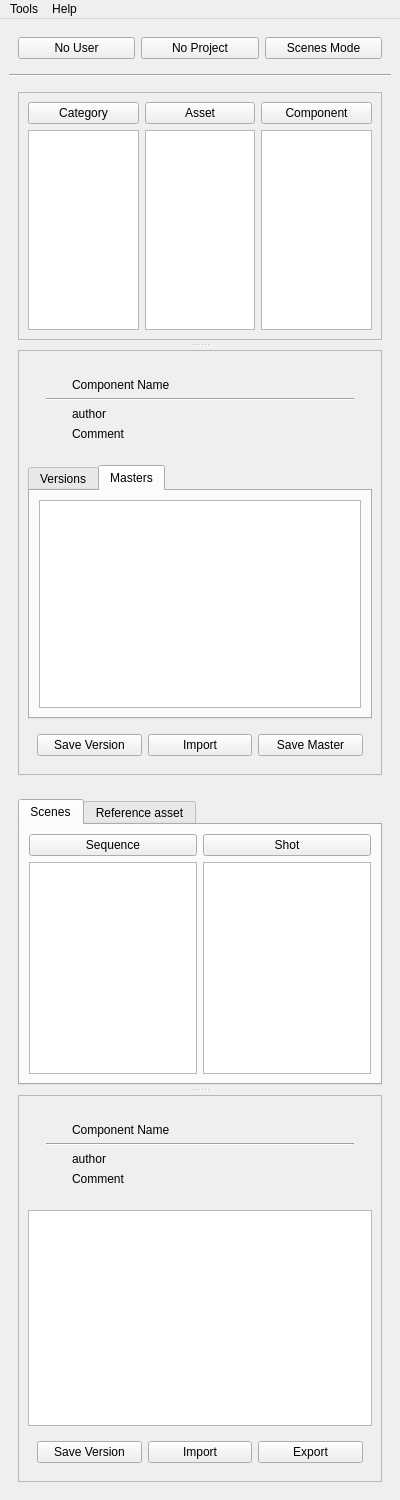
Old version of the form ui/pipeline_main_UI.ui in the repository liorbenhorin/pipeline.
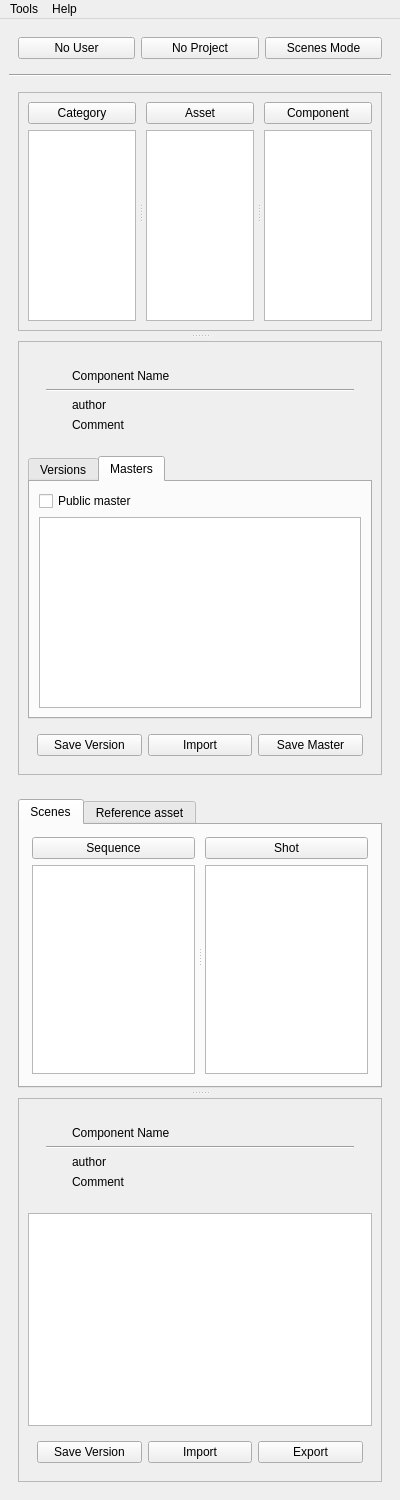
New version of the form. The open tabs and pages were chosen to show the change.

Patch:
```diff
--- a/ui/pipeline_main_UI.ui
+++ b/ui/pipeline_main_UI.ui
@@ -112,34 +112,42 @@
           <property name="frameShadow">
            <enum>QFrame::Raised</enum>
           </property>
-          <layout class="QGridLayout" name="gridLayout_2">
-           <property name="spacing">
-            <number>6</number>
-           </property>
-           <item row="1" column="0">
-            <widget class="QTableWidget" name="category_tableWidget">
-             <attribute name="horizontalHeaderVisible">
-              <bool>true</bool>
-             </attribute>
-             <attribute name="verticalHeaderVisible">
-              <bool>false</bool>
-             </attribute>
-            </widget>
-           </item>
-           <item row="1" column="1">
-            <widget class="QTableWidget" name="assets_tableWidget"/>
-           </item>
-           <item row="1" column="2">
-            <widget class="QTableWidget" name="components_tableWidget"/>
-           </item>
-           <item row="0" column="0">
+          <layout class="QHBoxLayout" name="horizontalLayout_3">
+           <item>
+            <widget class="QSplitter" name="splitter">
+             <property name="lineWidth">
+              <number>1</number>
+             </property>
+             <property name="orientation">
+              <enum>Qt::Horizontal</enum>
+             </property>
+             <property name="handleWidth">
+              <number>10</number>
+             </property>
+             <widget class="QWidget" name="verticalLayoutWidget">
+              <layout class="QVBoxLayout" name="verticalLayout_10">
+               <item>
             <widget class="QPushButton" name="catagory_pushButton">
              <property name="text">
               <string>Category</string>
              </property>
             </widget>
            </item>
-           <item row="0" column="1">
+               <item>
+                <widget class="QTableWidget" name="category_tableWidget">
+                 <attribute name="horizontalHeaderVisible">
+                  <bool>true</bool>
+                 </attribute>
+                 <attribute name="verticalHeaderVisible">
+                  <bool>false</bool>
+                 </attribute>
+                </widget>
+               </item>
+              </layout>
+             </widget>
+             <widget class="QWidget" name="verticalLayoutWidget_2">
+              <layout class="QVBoxLayout" name="verticalLayout_13">
+               <item>
             <widget class="QPushButton" name="asset_pushButton">
              <property name="text">
               <string>Asset</string>
@@ -149,13 +157,27 @@
              </property>
             </widget>
            </item>
-           <item row="0" column="2">
+               <item>
+                <widget class="QTableWidget" name="assets_tableWidget"/>
+               </item>
+              </layout>
+             </widget>
+             <widget class="QWidget" name="verticalLayoutWidget_3">
+              <layout class="QVBoxLayout" name="verticalLayout_14">
+               <item>
             <widget class="QPushButton" name="component_pushButton">
              <property name="text">
               <string>Component</string>
              </property>
             </widget>
            </item>
+               <item>
+                <widget class="QTableWidget" name="components_tableWidget"/>
+               </item>
+              </layout>
+             </widget>
+            </widget>
+           </item>
           </layout>
          </widget>
          <widget class="QFrame" name="component_frame">
@@ -339,6 +361,16 @@
                <string>Masters</string>
               </attribute>
               <layout class="QVBoxLayout" name="verticalLayout_8">
+               <item>
+                <widget class="QCheckBox" name="publicMaster_checkBox">
+                 <property name="text">
+                  <string>Public master</string>
+                 </property>
+                 <property name="checked">
+                  <bool>false</bool>
+                 </property>
+                </widget>
+               </item>
                <item>
                 <widget class="QTableWidget" name="component_masters_tableWidget">
                  <property name="rowCount">
@@ -434,11 +466,51 @@
            <attribute name="title">
             <string>Scenes</string>
            </attribute>
-           <layout class="QGridLayout" name="gridLayout_6">
-            <property name="spacing">
-             <number>6</number>
+           <layout class="QVBoxLayout" name="verticalLayout_17">
+            <property name="leftMargin">
+             <number>12</number>
             </property>
-            <item row="0" column="2">
+            <property name="topMargin">
+             <number>12</number>
+            </property>
+            <property name="rightMargin">
+             <number>12</number>
+            </property>
+            <property name="bottomMargin">
+             <number>12</number>
+            </property>
+            <item>
+             <widget class="QSplitter" name="splitter_2">
+              <property name="orientation">
+               <enum>Qt::Horizontal</enum>
+              </property>
+              <property name="handleWidth">
+               <number>10</number>
+              </property>
+              <widget class="QWidget" name="verticalLayoutWidget_4">
+               <layout class="QVBoxLayout" name="verticalLayout_15">
+                <item>
+                 <widget class="QPushButton" name="sequence_pushButton">
+                  <property name="text">
+                   <string>Sequence</string>
+                  </property>
+                 </widget>
+                </item>
+                <item>
+                 <widget class="QTableWidget" name="sequences_tableWidget">
+                  <attribute name="horizontalHeaderVisible">
+                   <bool>true</bool>
+                  </attribute>
+                  <attribute name="verticalHeaderVisible">
+                   <bool>false</bool>
+                  </attribute>
+                 </widget>
+                </item>
+               </layout>
+              </widget>
+              <widget class="QWidget" name="verticalLayoutWidget_5">
+               <layout class="QVBoxLayout" name="verticalLayout_16">
+                <item>
              <widget class="QPushButton" name="shot_pushButton">
               <property name="text">
                <string>Shot</string>
@@ -448,24 +520,11 @@
               </property>
              </widget>
             </item>
-            <item row="1" column="2">
+                <item>
              <widget class="QTableWidget" name="shots_tableWidget"/>
             </item>
-            <item row="1" column="1">
-             <widget class="QTableWidget" name="sequences_tableWidget">
-              <attribute name="horizontalHeaderVisible">
-               <bool>true</bool>
-              </attribute>
-              <attribute name="verticalHeaderVisible">
-               <bool>false</bool>
-              </attribute>
-             </widget>
-            </item>
-            <item row="0" column="1">
-             <widget class="QPushButton" name="sequence_pushButton">
-              <property name="text">
-               <string>Sequence</string>
-              </property>
+               </layout>
+              </widget>
              </widget>
             </item>
            </layout>
```
Left out of the diff: 2 changed lines with no effect on the pictures. Lines whose indentation alone changed are shown as unchanged.
